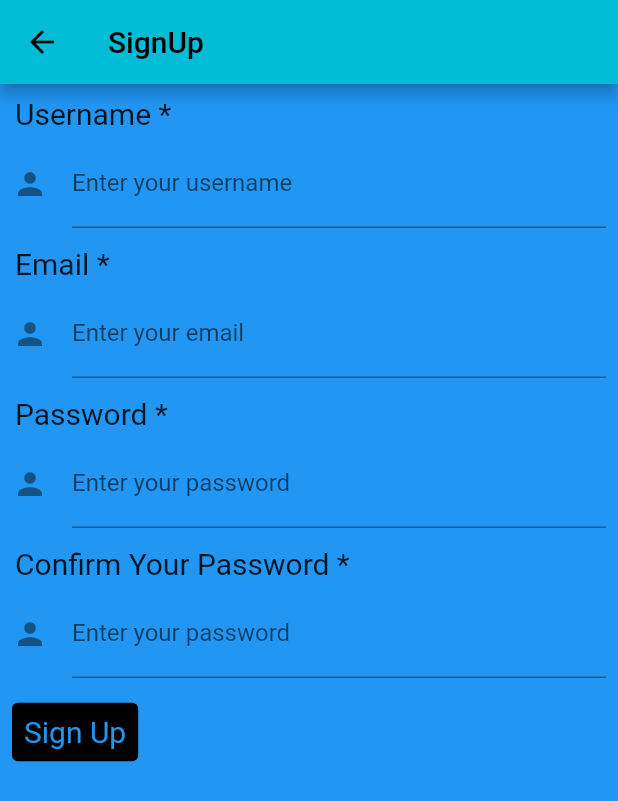
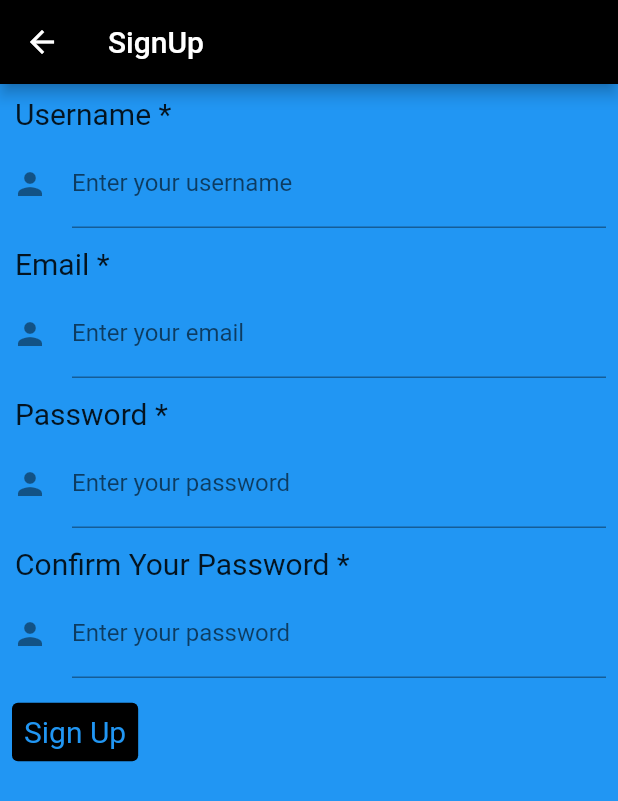
Before and after one commit to jeKnowledge/jekomendation, a Flutter app: the SignUpPage screen opened by its route, on a phone screen of 412 x 824 dp. Shown: the top 801 px of the screen. Run offline on Flutter 3.47's test engine with Material 2 defaults, Android fonts, the phone set to English and light mode, and no system bars; our stand-ins replace flutter_rating_bar, go_router, google_sign_in; network calls fail.

Commit message:
Should been add to las commit

```diff
--- /dev/null
+++ b/frontend/lib/colors.dart
@@ -0,0 +1,18 @@
+import 'package:flutter/material.dart';
+
+const MaterialColor primaryBlack = MaterialColor(
+  _blackPrimaryValue,
+  <int, Color>{
+    50: Color(0xFF000000),
+    100: Color(0xFF000000),
+    200: Color(0xFF000000),
+    300: Color(0xFF000000),
+    400: Color(0xFF000000),
+    500: Color(_blackPrimaryValue),
+    600: Color(0xFF000000),
+    700: Color(0xFF000000),
+    800: Color(0xFF000000),
+    900: Color(0xFF000000),
+  },
+);
+const int _blackPrimaryValue = 0xFF000000;
--- a/frontend/lib/pages/make_suggestion.dart
+++ b/frontend/lib/pages/make_suggestion.dart
@@ -209,7 +209,7 @@ class _makeSuggestionState extends State<makeSuggestion> {
         'link': _link.text,
         'about': _about.text,
         'user': currentUser,
-        'rating': "-1",
+        'rating': "0",
       }),
     );
 
```
Also changed, not shown: frontend/lib/main.dart (+7 -3 lines), 2 other files.
